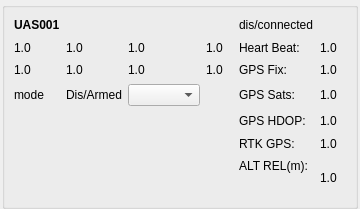
Old version of the form src/ui/uasview3.ui in the repository tsgao/CyPlanner.
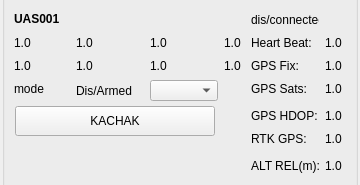
New version of the form.

```diff
--- a/src/ui/uasview3.ui
+++ b/src/ui/uasview3.ui
@@ -7,7 +7,7 @@
     <x>0</x>
     <y>0</y>
     <width>360</width>
-    <height>209</height>
+    <height>185</height>
    </rect>
   </property>
   <property name="sizePolicy">
@@ -34,24 +34,15 @@
   <property name="styleSheet">
    <string notr="true"/>
   </property>
-  <layout class="QVBoxLayout" name="verticalLayout">
-   <property name="spacing">
-    <number>2</number>
-   </property>
-   <property name="leftMargin">
-    <number>2</number>
-   </property>
-   <property name="topMargin">
-    <number>2</number>
-   </property>
-   <property name="rightMargin">
-    <number>2</number>
-   </property>
-   <property name="bottomMargin">
-    <number>0</number>
-   </property>
-   <item>
     <widget class="QGroupBox" name="uasViewFrame">
+   <property name="geometry">
+    <rect>
+     <x>2</x>
+     <y>-21</y>
+     <width>356</width>
+     <height>211</height>
+    </rect>
+   </property>
      <property name="sizePolicy">
       <sizepolicy hsizetype="MinimumExpanding" vsizetype="Fixed">
        <horstretch>0</horstretch>
@@ -73,138 +64,259 @@
      <property name="title">
       <string/>
      </property>
-     <layout class="QGridLayout" name="gridLayout">
-      <item row="4" column="5">
        <widget class="QLabel" name="GPSHDOPNum">
+    <property name="geometry">
+     <rect>
+      <x>323</x>
+      <y>128</y>
+      <width>21</width>
+      <height>17</height>
+     </rect>
+    </property>
         <property name="text">
          <string>1.0</string>
         </property>
        </widget>
-      </item>
-      <item row="2" column="0">
        <widget class="QLabel" name="C5">
+    <property name="geometry">
+     <rect>
+      <x>12</x>
+      <y>78</y>
+      <width>21</width>
+      <height>17</height>
+     </rect>
+    </property>
         <property name="text">
          <string>1.0</string>
         </property>
        </widget>
-      </item>
-      <item row="2" column="1">
        <widget class="QLabel" name="C6">
+    <property name="geometry">
+     <rect>
+      <x>74</x>
+      <y>78</y>
+      <width>21</width>
+      <height>17</height>
+     </rect>
+    </property>
         <property name="text">
          <string>1.0</string>
         </property>
        </widget>
-      </item>
-      <item row="2" column="4">
        <widget class="QLabel" name="GPSFixName">
+    <property name="geometry">
+     <rect>
+      <x>249</x>
+      <y>78</y>
+      <width>54</width>
+      <height>17</height>
+     </rect>
+    </property>
         <property name="text">
          <string>GPS Fix:</string>
         </property>
        </widget>
-      </item>
-      <item row="2" column="5">
        <widget class="QLabel" name="GPSFixNum">
+    <property name="geometry">
+     <rect>
+      <x>323</x>
+      <y>78</y>
+      <width>21</width>
+      <height>17</height>
+     </rect>
+    </property>
         <property name="text">
          <string>1.0</string>
         </property>
        </widget>
-      </item>
-      <item row="1" column="4">
        <widget class="QLabel" name="HeartbeatName">
+    <property name="geometry">
+     <rect>
+      <x>249</x>
+      <y>55</y>
+      <width>68</width>
+      <height>17</height>
+     </rect>
+    </property>
         <property name="text">
          <string>Heart Beat:</string>
         </property>
        </widget>
-      </item>
-      <item row="1" column="0">
        <widget class="QLabel" name="C1">
+    <property name="geometry">
+     <rect>
+      <x>12</x>
+      <y>55</y>
+      <width>21</width>
+      <height>17</height>
+     </rect>
+    </property>
         <property name="text">
          <string>1.0</string>
         </property>
        </widget>
-      </item>
-      <item row="3" column="1">
        <widget class="QLabel" name="armedLabel">
+    <property name="geometry">
+     <rect>
+      <x>74</x>
+      <y>101</y>
+      <width>68</width>
+      <height>21</height>
+     </rect>
+    </property>
         <property name="text">
          <string>Dis/Armed</string>
         </property>
        </widget>
-      </item>
-      <item row="3" column="2">
-       <widget class="QComboBox" name="modeComboBox"/>
-      </item>
-      <item row="5" column="4">
+   <widget class="QComboBox" name="modeComboBox">
+    <property name="geometry">
+     <rect>
+      <x>148</x>
+      <y>101</y>
+      <width>68</width>
+      <height>21</height>
+     </rect>
+    </property>
+   </widget>
        <widget class="QLabel" name="RTKGPSName">
+    <property name="geometry">
+     <rect>
+      <x>249</x>
+      <y>151</y>
+      <width>62</width>
+      <height>17</height>
+     </rect>
+    </property>
         <property name="text">
          <string>RTK GPS:</string>
         </property>
        </widget>
-      </item>
-      <item row="1" column="2">
        <widget class="QLabel" name="C3">
+    <property name="geometry">
+     <rect>
+      <x>148</x>
+      <y>55</y>
+      <width>21</width>
+      <height>17</height>
+     </rect>
+    </property>
         <property name="text">
          <string>1.0</string>
         </property>
        </widget>
-      </item>
-      <item row="1" column="3">
        <widget class="QLabel" name="C4">
+    <property name="geometry">
+     <rect>
+      <x>222</x>
+      <y>55</y>
+      <width>21</width>
+      <height>17</height>
+     </rect>
+    </property>
         <property name="text">
          <string>1.0</string>
         </property>
        </widget>
-      </item>
-      <item row="3" column="0">
        <widget class="QLabel" name="modeLabel">
+    <property name="geometry">
+     <rect>
+      <x>12</x>
+      <y>101</y>
+      <width>39</width>
+      <height>17</height>
+     </rect>
+    </property>
         <property name="text">
          <string>mode</string>
         </property>
        </widget>
-      </item>
-      <item row="3" column="5">
        <widget class="QLabel" name="GPSSatsNum">
+    <property name="geometry">
+     <rect>
+      <x>323</x>
+      <y>101</y>
+      <width>21</width>
+      <height>17</height>
+     </rect>
+    </property>
         <property name="text">
          <string>1.0</string>
         </property>
        </widget>
-      </item>
-      <item row="3" column="4">
        <widget class="QLabel" name="GPSSatsName">
+    <property name="geometry">
+     <rect>
+      <x>249</x>
+      <y>101</y>
+      <width>63</width>
+      <height>17</height>
+     </rect>
+    </property>
         <property name="text">
          <string>GPS Sats:</string>
         </property>
        </widget>
-      </item>
-      <item row="1" column="5">
        <widget class="QLabel" name="HeartbeatNum">
+    <property name="geometry">
+     <rect>
+      <x>323</x>
+      <y>55</y>
+      <width>21</width>
+      <height>17</height>
+     </rect>
+    </property>
         <property name="text">
          <string>1.0</string>
         </property>
        </widget>
-      </item>
-      <item row="5" column="5">
        <widget class="QLabel" name="RTKGPSNum">
+    <property name="geometry">
+     <rect>
+      <x>323</x>
+      <y>151</y>
+      <width>21</width>
+      <height>17</height>
+     </rect>
+    </property>
         <property name="text">
          <string>1.0</string>
         </property>
        </widget>
-      </item>
-      <item row="2" column="3">
        <widget class="QLabel" name="C8">
+    <property name="geometry">
+     <rect>
+      <x>222</x>
+      <y>78</y>
+      <width>21</width>
+      <height>17</height>
+     </rect>
+    </property>
         <property name="text">
          <string>1.0</string>
         </property>
        </widget>
-      </item>
-      <item row="6" column="4">
        <widget class="QLabel" name="AHRELName">
+    <property name="geometry">
+     <rect>
+      <x>249</x>
+      <y>178</y>
+      <width>68</width>
+      <height>17</height>
+     </rect>
+    </property>
         <property name="text">
          <string>ALT REL(m):</string>
         </property>
        </widget>
-      </item>
-      <item row="0" column="0">
        <widget class="QLabel" name="nameLabel">
+    <property name="geometry">
+     <rect>
+      <x>12</x>
+      <y>32</y>
+      <width>56</width>
+      <height>16</height>
+     </rect>
+    </property>
         <property name="maximumSize">
          <size>
           <width>16777215</width>
@@ -228,46 +340,94 @@
          <string>UAS001</string>
         </property>
        </widget>
-      </item>
-      <item row="2" column="2">
        <widget class="QLabel" name="C7">
+    <property name="geometry">
+     <rect>
+      <x>148</x>
+      <y>78</y>
+      <width>21</width>
+      <height>17</height>
+     </rect>
+    </property>
         <property name="text">
          <string>1.0</string>
         </property>
        </widget>
-      </item>
-      <item row="1" column="1">
        <widget class="QLabel" name="C2">
+    <property name="geometry">
+     <rect>
+      <x>74</x>
+      <y>55</y>
+      <width>21</width>
+      <height>17</height>
+     </rect>
+    </property>
         <property name="text">
          <string>1.0</string>
         </property>
        </widget>
-      </item>
-      <item row="6" column="5" rowspan="2">
        <widget class="QLabel" name="AHRELNum">
+    <property name="geometry">
+     <rect>
+      <x>323</x>
+      <y>178</y>
+      <width>21</width>
+      <height>17</height>
+     </rect>
+    </property>
         <property name="text">
          <string>1.0</string>
         </property>
        </widget>
-      </item>
-      <item row="0" column="4">
        <widget class="QLabel" name="statusLabel">
+    <property name="geometry">
+     <rect>
+      <x>249</x>
+      <y>32</y>
+      <width>68</width>
+      <height>17</height>
+     </rect>
+    </property>
         <property name="text">
          <string>dis/connected</string>
         </property>
        </widget>
-      </item>
-      <item row="4" column="4">
        <widget class="QLabel" name="GPSHDOPName">
+    <property name="geometry">
+     <rect>
+      <x>249</x>
+      <y>128</y>
+      <width>68</width>
+      <height>17</height>
+     </rect>
+    </property>
         <property name="text">
          <string>GPS HDOP:</string>
         </property>
        </widget>
-      </item>
-     </layout>
-    </widget>
-   </item>
-  </layout>
+   <widget class="QPushButton" name="cameraButton">
+    <property name="enabled">
+     <bool>true</bool>
+    </property>
+    <property name="geometry">
+     <rect>
+      <x>13</x>
+      <y>127</y>
+      <width>200</width>
+      <height>30</height>
+     </rect>
+    </property>
+    <property name="minimumSize">
+     <size>
+      <width>200</width>
+      <height>30</height>
+     </size>
+    </property>
+    <property name="text">
+     <string>KACHAK</string>
+    </property>
+   </widget>
+  </widget>
  </widget>
  <resources/>
  <connections/>
```
Lines whose indentation alone changed are shown as unchanged.
